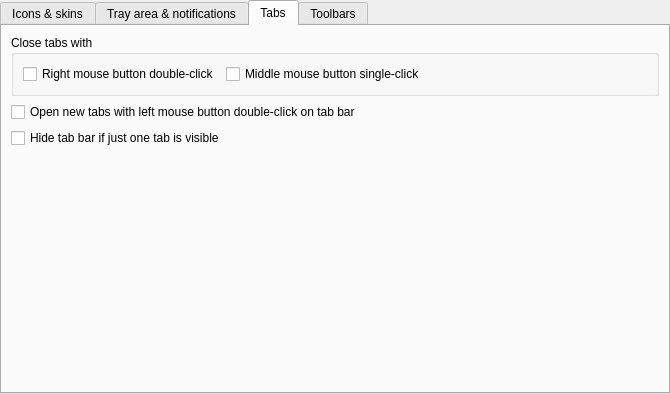
Old version of the form src/librssguard/gui/settings/settingsgui.ui in the repository martinrotter/rssguard.
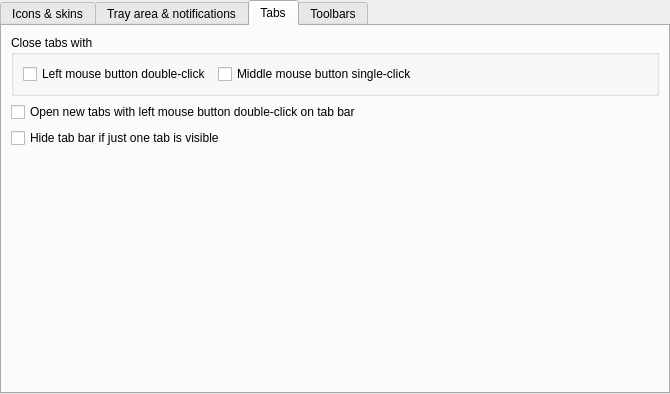
New version of the form. The open tabs and pages were chosen to show the change. Custom widgets are drawn as their Qt base class.

```diff
--- a/src/librssguard/gui/settings/settingsgui.ui
+++ b/src/librssguard/gui/settings/settingsgui.ui
@@ -216,7 +216,7 @@
           <item row="0" column="0">
            <widget class="QCheckBox" name="m_checkCloseTabsDoubleClick">
             <property name="text">
-             <string>Right mouse button double-click</string>
+             <string>Left mouse button double-click</string>
             </property>
            </widget>
           </item>
```
Left out of the diff: 2 changed lines with no effect on the pictures.
